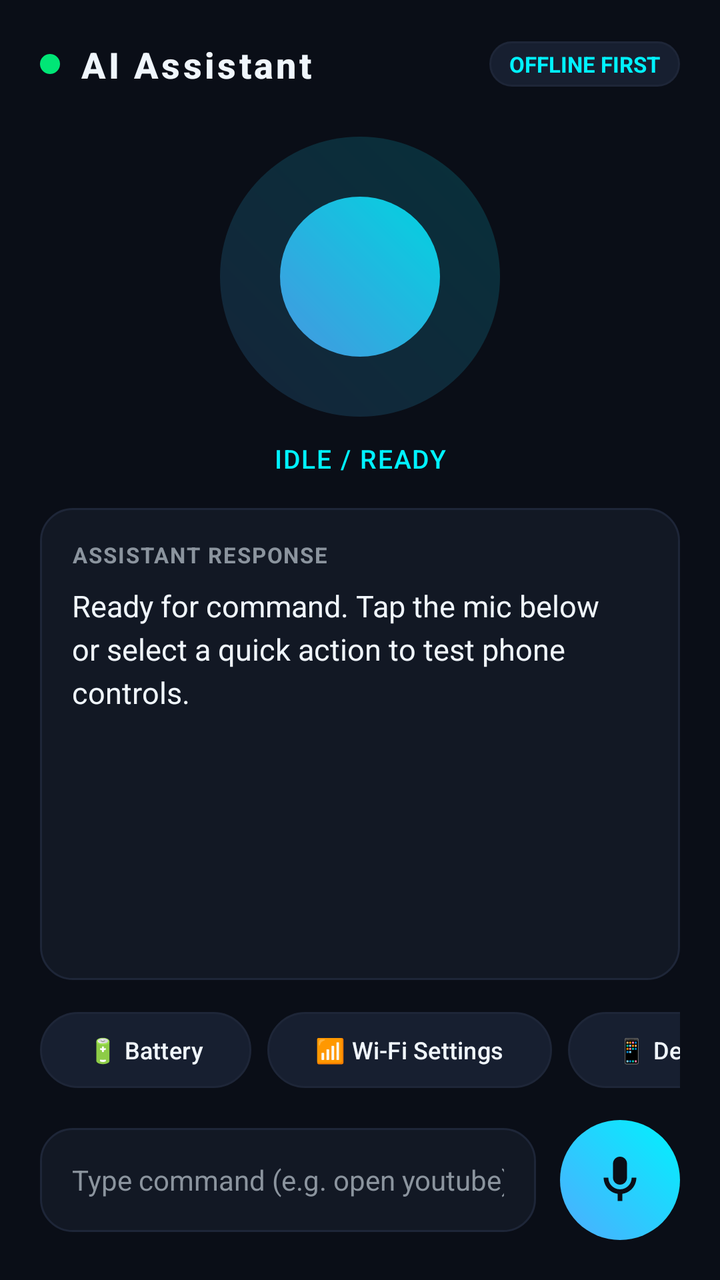
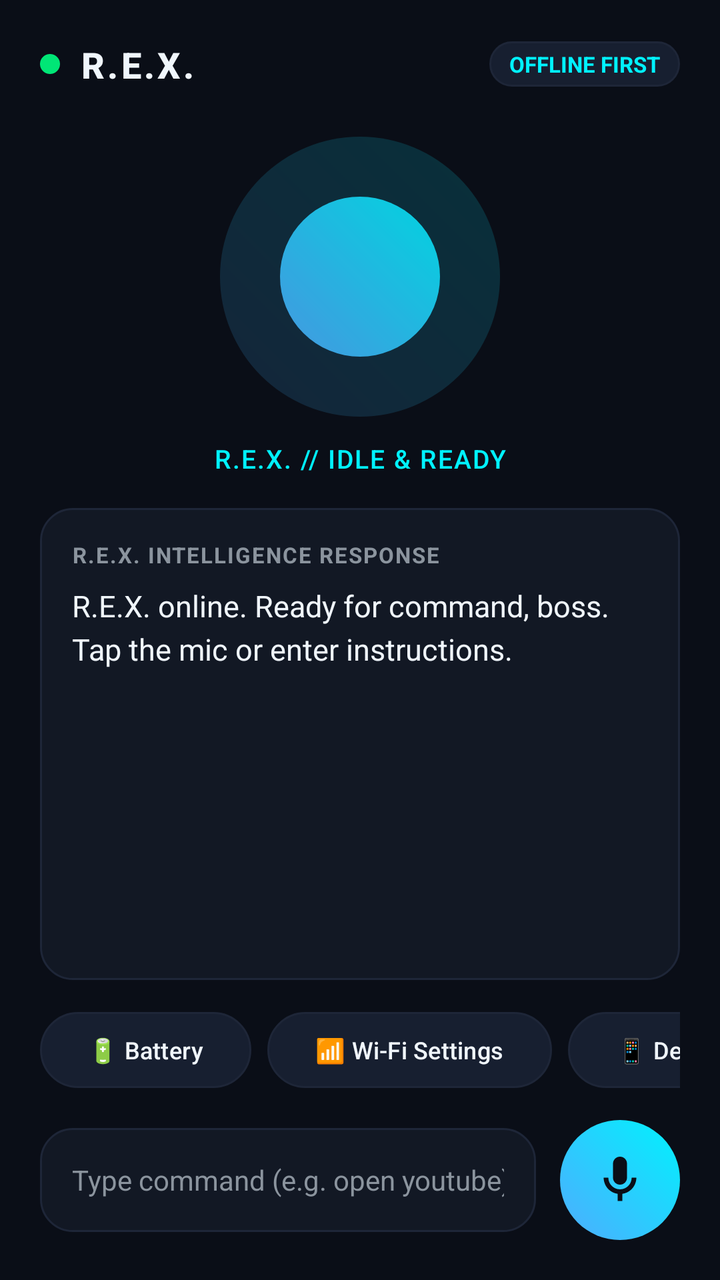

Before-and-after screenshots of an Android layout around one commit, followed by the original layout XML and the change that was made.
<!-- AndroidManifest.xml: application theme Theme.PersonalAssistant -->
<!-- res/layout/activity_main.xml -->
<?xml version="1.0" encoding="utf-8"?>
<androidx.constraintlayout.widget.ConstraintLayout xmlns:android="http://schemas.android.com/apk/res/android"
    xmlns:app="http://schemas.android.com/apk/res-auto"
    xmlns:tools="http://schemas.android.com/tools"
    android:layout_width="match_parent"
    android:layout_height="match_parent"
    android:background="@color/bg_dark"
    android:padding="20dp">

    
    <LinearLayout
        android:id="@+id/headerLayout"
        android:layout_width="0dp"
        android:layout_height="wrap_content"
        android:gravity="center_vertical"
        android:orientation="horizontal"
        app:layout_constraintEnd_toEndOf="parent"
        app:layout_constraintStart_toStartOf="parent"
        app:layout_constraintTop_toTopOf="parent">

        <View
            android:id="@+id/statusIndicator"
            android:layout_width="10dp"
            android:layout_height="10dp"
            android:background="@drawable/chip_background"
            android:backgroundTint="@color/status_green" />

        <TextView
            android:id="@+id/tvAppTitle"
            android:layout_width="0dp"
            android:layout_height="wrap_content"
            android:layout_marginStart="10dp"
            android:layout_weight="1"
            android:fontFamily="sans-serif-medium"
            android:letterSpacing="0.08"
            android:text="@string/app_name"
            android:textColor="@color/text_primary"
            android:textSize="18sp"
            android:textStyle="bold" />

        <TextView
            android:id="@+id/tvModeTag"
            android:layout_width="wrap_content"
            android:layout_height="wrap_content"
            android:background="@drawable/chip_background"
            android:paddingHorizontal="10dp"
            android:paddingVertical="4dp"
            android:text="OFFLINE FIRST"
            android:textColor="@color/neon_cyan"
            android:textSize="11sp"
            android:textStyle="bold" />
    </LinearLayout>

    
    <FrameLayout
        android:id="@+id/orbContainer"
        android:layout_width="140dp"
        android:layout_height="140dp"
        android:layout_marginTop="24dp"
        app:layout_constraintEnd_toEndOf="parent"
        app:layout_constraintStart_toStartOf="parent"
        app:layout_constraintTop_toBottomOf="@id/headerLayout">

        
        <View
            android:id="@+id/orbOuterRing"
            android:layout_width="match_parent"
            android:layout_height="match_parent"
            android:background="@drawable/mic_button_background"
            android:alpha="0.15" />

        
        <View
            android:id="@+id/orbCore"
            android:layout_width="80dp"
            android:layout_height="80dp"
            android:layout_gravity="center"
            android:background="@drawable/mic_button_background"
            android:alpha="0.85" />
    </FrameLayout>

    <TextView
        android:id="@+id/tvStatus"
        android:layout_width="wrap_content"
        android:layout_height="wrap_content"
        android:layout_marginTop="12dp"
        android:fontFamily="sans-serif-medium"
        android:letterSpacing="0.05"
        android:text="@string/status_idle"
        android:textColor="@color/neon_cyan"
        android:textSize="13sp"
        app:layout_constraintEnd_toEndOf="parent"
        app:layout_constraintStart_toStartOf="parent"
        app:layout_constraintTop_toBottomOf="@id/orbContainer" />

    
    <LinearLayout
        android:id="@+id/cardResponse"
        android:layout_width="0dp"
        android:layout_height="0dp"
        android:layout_marginVertical="16dp"
        android:background="@drawable/card_background"
        android:orientation="vertical"
        android:padding="16dp"
        app:layout_constraintBottom_toTopOf="@id/quickActionsScroll"
        app:layout_constraintEnd_toEndOf="parent"
        app:layout_constraintStart_toStartOf="parent"
        app:layout_constraintTop_toBottomOf="@id/tvStatus">

        <TextView
            android:layout_width="wrap_content"
            android:layout_height="wrap_content"
            android:letterSpacing="0.06"
            android:text="ASSISTANT RESPONSE"
            android:textColor="@color/text_secondary"
            android:textSize="11sp"
            android:textStyle="bold" />

        <ScrollView
            android:layout_width="match_parent"
            android:layout_height="match_parent"
            android:layout_marginTop="8dp">

            <TextView
                android:id="@+id/tvOutput"
                android:layout_width="match_parent"
                android:layout_height="wrap_content"
                android:lineSpacingExtra="4dp"
                android:text="Ready for command. Tap the mic below or select a quick action to test phone controls."
                android:textColor="@color/text_primary"
                android:textSize="15sp" />
        </ScrollView>
    </LinearLayout>

    
    <HorizontalScrollView
        android:id="@+id/quickActionsScroll"
        android:layout_width="0dp"
        android:layout_height="wrap_content"
        android:layout_marginBottom="16dp"
        android:scrollbars="none"
        app:layout_constraintBottom_toTopOf="@id/inputBarLayout"
        app:layout_constraintEnd_toEndOf="parent"
        app:layout_constraintStart_toStartOf="parent">

        <LinearLayout
            android:layout_width="wrap_content"
            android:layout_height="wrap_content"
            android:orientation="horizontal">

            <Button
                android:id="@+id/btnBattery"
                style="@style/Widget.Material3.Button.TonalButton"
                android:layout_width="wrap_content"
                android:layout_height="38dp"
                android:layout_marginEnd="8dp"
                android:background="@drawable/chip_background"
                android:text="🔋 Battery"
                android:textColor="@color/text_primary"
                android:textSize="12sp"
                app:backgroundTint="@null" />

            <Button
                android:id="@+id/btnWifi"
                style="@style/Widget.Material3.Button.TonalButton"
                android:layout_width="wrap_content"
                android:layout_height="38dp"
                android:layout_marginEnd="8dp"
                android:background="@drawable/chip_background"
                android:text="📶 Wi-Fi Settings"
                android:textColor="@color/text_primary"
                android:textSize="12sp"
                app:backgroundTint="@null" />

            <Button
                android:id="@+id/btnDeviceInfo"
                style="@style/Widget.Material3.Button.TonalButton"
                android:layout_width="wrap_content"
                android:layout_height="38dp"
                android:layout_marginEnd="8dp"
                android:background="@drawable/chip_background"
                android:text="📱 Device Info"
                android:textColor="@color/text_primary"
                android:textSize="12sp"
                app:backgroundTint="@null" />

            <Button
                android:id="@+id/btnYouTube"
                style="@style/Widget.Material3.Button.TonalButton"
                android:layout_width="wrap_content"
                android:layout_height="38dp"
                android:background="@drawable/chip_background"
                android:text="▶️ YouTube"
                android:textColor="@color/text_primary"
                android:textSize="12sp"
                app:backgroundTint="@null" />
        </LinearLayout>
    </HorizontalScrollView>

    
    <LinearLayout
        android:id="@+id/inputBarLayout"
        android:layout_width="0dp"
        android:layout_height="wrap_content"
        android:gravity="center_vertical"
        android:orientation="horizontal"
        app:layout_constraintBottom_toBottomOf="parent"
        app:layout_constraintEnd_toEndOf="parent"
        app:layout_constraintStart_toStartOf="parent">

        
        <EditText
            android:id="@+id/etCommand"
            android:layout_width="0dp"
            android:layout_height="52dp"
            android:layout_marginEnd="12dp"
            android:layout_weight="1"
            android:background="@drawable/card_background"
            android:hint="Type command (e.g. open youtube)..."
            android:imeOptions="actionDone"
            android:inputType="text"
            android:paddingHorizontal="16dp"
            android:textColor="@color/text_primary"
            android:textColorHint="@color/text_secondary"
            android:textSize="14sp" />

        
        <ImageButton
            android:id="@+id/btnMic"
            android:layout_width="60dp"
            android:layout_height="60dp"
            android:background="@drawable/mic_button_background"
            android:contentDescription="@string/action_tap_to_speak"
            android:src="@drawable/ic_mic" />
    </LinearLayout>

</androidx.constraintlayout.widget.ConstraintLayout>
<!-- resources referenced by this layout -->
<resources>
  <color name="bg_dark">#0A0E17</color>
  <color name="neon_cyan">#00F2FE</color>
  <color name="status_green">#00E676</color>
  <color name="text_primary">#F0F6FC</color>
  <color name="text_secondary">#8B949E</color>
  <!-- drawable card_background (drawable) -->
  <?xml version="1.0" encoding="utf-8"?>
  <shape xmlns:android="http://schemas.android.com/apk/res/android"
      android:shape="rectangle">
      <solid android:color="@color/card_bg" />
      <corners android:radius="16dp" />
      <stroke
          android:width="1dp"
          android:color="@color/card_border" />
  </shape>
  <!-- drawable chip_background (drawable) -->
  <?xml version="1.0" encoding="utf-8"?>
  <ripple xmlns:android="http://schemas.android.com/apk/res/android"
      android:color="#3300F2FE">
      <item>
          <shape android:shape="rectangle">
              <solid android:color="@color/card_inner" />
              <corners android:radius="24dp" />
              <stroke
                  android:width="1dp"
                  android:color="@color/card_border" />
          </shape>
      </item>
  </ripple>
  <!-- drawable ic_mic (drawable) -->
  <?xml version="1.0" encoding="utf-8"?>
  <vector xmlns:android="http://schemas.android.com/apk/res/android"
      android:width="28dp"
      android:height="28dp"
      android:viewportWidth="24"
      android:viewportHeight="24">
      <path
          android:fillColor="#0A0E17"
          android:pathData="M12,14c1.66,0 3,-1.34 3,-3V5c0,-1.66 -1.34,-3 -3,-3S9,3.34 9,5v6c0,1.66 1.34,3 3,3z" />
      <path
          android:fillColor="#0A0E17"
          android:pathData="M17,11c0,2.76 -2.24,5 -5,5s-5,-2.24 -5,-5H5c0,3.53 2.61,6.43 6,6.92V21h2v-3.08c3.39,-0.49 6,-3.39 6,-6.92h-2z" />
  </vector>
  <!-- drawable mic_button_background (drawable) -->
  <?xml version="1.0" encoding="utf-8"?>
  <ripple xmlns:android="http://schemas.android.com/apk/res/android"
      android:color="#66FFFFFF">
      <item>
          <shape android:shape="oval">
              <gradient
                  android:angle="45"
                  android:startColor="@color/electric_blue"
                  android:endColor="@color/neon_cyan"
                  android:type="linear" />
              <size
                  android:width="76dp"
                  android:height="76dp" />
          </shape>
      </item>
  </ripple>
  <string name="action_tap_to_speak">Tap to speak or type command</string>
  <string name="app_name">AI Assistant</string>
  <string name="status_idle">IDLE / READY</string>
  <style name="Theme.PersonalAssistant" parent="Theme.Material3.Dark.NoActionBar">
          <item name="android:statusBarColor">@color/bg_dark</item>
          <item name="android:navigationBarColor">@color/bg_dark</item>
          <item name="android:windowBackground">@color/bg_dark</item>
          <item name="colorPrimary">@color/electric_blue</item>
          <item name="colorSecondary">@color/neon_cyan</item>
          <item name="colorSurface">@color/card_bg</item>
          <item name="colorOnSurface">@color/text_primary</item>
      </style>
  <color name="card_bg">#121824</color>
  <color name="card_border">#1E2638</color>
  <color name="card_inner">#171F30</color>
  <color name="electric_blue">#4FACFE</color>
</resources>

<!-- the commit's change to res/layout/activity_main.xml (unified diff, before → after) -->
@@ -111,7 +111,7 @@
             android:layout_width="wrap_content"
             android:layout_height="wrap_content"
             android:letterSpacing="0.06"
-            android:text="ASSISTANT RESPONSE"
+            android:text="R.E.X. INTELLIGENCE RESPONSE"
             android:textColor="@color/text_secondary"
             android:textSize="11sp"
             android:textStyle="bold" />
@@ -126,7 +126,7 @@
                 android:layout_width="match_parent"
                 android:layout_height="wrap_content"
                 android:lineSpacingExtra="4dp"
-                android:text="Ready for command. Tap the mic below or select a quick action to test phone controls."
+                android:text="R.E.X. online. Ready for command, boss. Tap the mic or enter instructions."
                 android:textColor="@color/text_primary"
                 android:textSize="15sp" />
         </ScrollView>
<!-- resource entries referenced after the edit -->
@@ -60,9 +60,9 @@
           </shape>
       </item>
   </ripple>
-  <string name="action_tap_to_speak">Tap to speak or type command</string>
-  <string name="app_name">AI Assistant</string>
-  <string name="status_idle">IDLE / READY</string>
+  <string name="action_tap_to_speak">Tap to speak or type command to R.E.X.</string>
+  <string name="app_name">R.E.X.</string>
+  <string name="status_idle">R.E.X. // IDLE &amp; READY</string>
   <style name="Theme.PersonalAssistant" parent="Theme.Material3.Dark.NoActionBar">
           <item name="android:statusBarColor">@color/bg_dark</item>
           <item name="android:navigationBarColor">@color/bg_dark</item>
